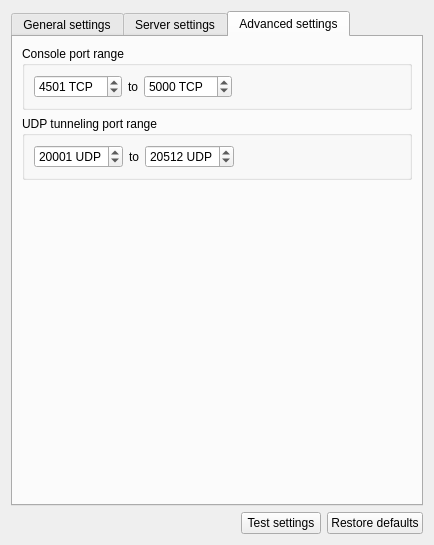
The window that gns3/modules/vpcs/ui/vpcs_preferences_page.ui (GNS3/gns3-gui) describes before a commit, drawn with Qt 5.
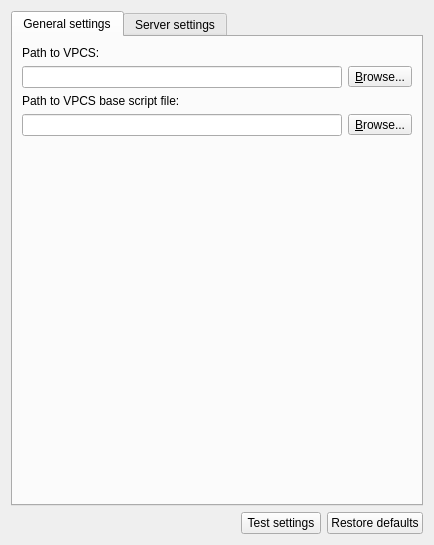
The same window after the commit. The open tabs and pages were chosen to show the change.

Commit message: Use LocalServerConfig for VPCS and VirtualBox. Move port ranges in the local server preferences.

```diff
--- a/gns3/modules/vpcs/ui/vpcs_preferences_page.ui
+++ b/gns3/modules/vpcs/ui/vpcs_preferences_page.ui
@@ -136,136 +136,6 @@
        </item>
       </layout>
      </widget>
-     <widget class="QWidget" name="uiAdvancedSettingsTabWidget">
-      <attribute name="title">
-       <string>Advanced settings</string>
-      </attribute>
-      <layout class="QVBoxLayout" name="verticalLayout">
-       <item>
-        <widget class="QGroupBox" name="uiConsolePortRangeGroupBox">
-         <property name="title">
-          <string>Console port range</string>
-         </property>
-         <layout class="QHBoxLayout" name="horizontalLayout">
-          <item>
-           <widget class="QSpinBox" name="uiConsoleStartPortSpinBox">
-            <property name="suffix">
-             <string notr="true"> TCP</string>
-            </property>
-            <property name="maximum">
-             <number>65535</number>
-            </property>
-            <property name="value">
-             <number>4501</number>
-            </property>
-           </widget>
-          </item>
-          <item>
-           <widget class="QLabel" name="uiConsolePortRangeLabel">
-            <property name="text">
-             <string>to</string>
-            </property>
-           </widget>
-          </item>
-          <item>
-           <widget class="QSpinBox" name="uiConsoleEndPortSpinBox">
-            <property name="suffix">
-             <string notr="true"> TCP</string>
-            </property>
-            <property name="maximum">
-             <number>65535</number>
-            </property>
-            <property name="value">
-             <number>5000</number>
-            </property>
-           </widget>
-          </item>
-          <item>
-           <spacer name="horizontalSpacer_3">
-            <property name="orientation">
-             <enum>Qt::Horizontal</enum>
-            </property>
-            <property name="sizeHint" stdset="0">
-             <size>
-              <width>40</width>
-              <height>20</height>
-             </size>
-            </property>
-           </spacer>
-          </item>
-         </layout>
-        </widget>
-       </item>
-       <item>
-        <widget class="QGroupBox" name="uiUDPPortRangeGroupBox">
-         <property name="title">
-          <string>UDP tunneling port range</string>
-         </property>
-         <layout class="QHBoxLayout" name="horizontalLayout_4">
-          <item>
-           <widget class="QSpinBox" name="uiUDPStartPortSpinBox">
-            <property name="suffix">
-             <string notr="true"> UDP</string>
-            </property>
-            <property name="maximum">
-             <number>65535</number>
-            </property>
-            <property name="value">
-             <number>20001</number>
-            </property>
-           </widget>
-          </item>
-          <item>
-           <widget class="QLabel" name="uiUDPPortRangeLabel">
-            <property name="text">
-             <string>to</string>
-            </property>
-           </widget>
-          </item>
-          <item>
-           <widget class="QSpinBox" name="uiUDPEndPortSpinBox">
-            <property name="suffix">
-             <string notr="true"> UDP</string>
-            </property>
-            <property name="maximum">
-             <number>65535</number>
-            </property>
-            <property name="value">
-             <number>20512</number>
-            </property>
-           </widget>
-          </item>
-          <item>
-           <spacer name="horizontalSpacer_2">
-            <property name="orientation">
-             <enum>Qt::Horizontal</enum>
-            </property>
-            <property name="sizeHint" stdset="0">
-             <size>
-              <width>147</width>
-              <height>20</height>
-             </size>
-            </property>
-           </spacer>
-          </item>
-         </layout>
-        </widget>
-       </item>
-       <item>
-        <spacer name="verticalSpacer">
-         <property name="orientation">
-          <enum>Qt::Vertical</enum>
-         </property>
-         <property name="sizeHint" stdset="0">
-          <size>
-           <width>20</width>
-           <height>304</height>
-          </size>
-         </property>
-        </spacer>
-       </item>
-      </layout>
-     </widget>
     </widget>
    </item>
    <item>
```
The commit also changes 17 other files.
